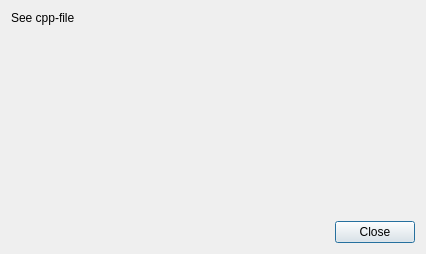
Qt form src/analyze/gui/aboutdialog.ui (catskul/tizen-heaptrack) before a commit.
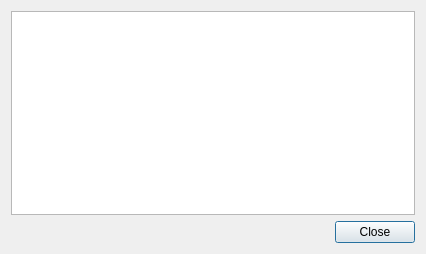
The same form after that commit.

Commit message: about dialog improved

Patch:
```diff
--- a/src/analyze/gui/aboutdialog.ui
+++ b/src/analyze/gui/aboutdialog.ui
@@ -12,8 +12,8 @@
   </property>
   <property name="minimumSize">
    <size>
-    <width>426</width>
-    <height>254</height>
+    <width>352</width>
+    <height>198</height>
    </size>
   </property>
   <property name="windowTitle">
@@ -24,16 +24,17 @@
   </property>
   <layout class="QVBoxLayout" name="verticalLayout">
    <item>
-    <widget class="QLabel" name="label">
-     <property name="text">
-      <string>&lt;html&gt;&lt;head/&gt;&lt;body&gt;&lt;p&gt;See cpp-file&lt;/p&gt;&lt;/body&gt;&lt;/html&gt;</string>
-     </property>
-     <property name="alignment">
-      <set>Qt::AlignLeading|Qt::AlignLeft|Qt::AlignTop</set>
-     </property>
-     <property name="wordWrap">
+    <widget class="QTextEdit" name="textEdit">
+     <property name="readOnly">
       <bool>true</bool>
      </property>
+     <property name="html">
+      <string>&lt;!DOCTYPE HTML PUBLIC &quot;-//W3C//DTD HTML 4.0//EN&quot; &quot;http://www.w3.org/TR/REC-html40/strict.dtd&quot;&gt;
+&lt;html&gt;&lt;head&gt;&lt;meta name=&quot;qrichtext&quot; content=&quot;1&quot; /&gt;&lt;style type=&quot;text/css&quot;&gt;
+p, li { white-space: pre-wrap; }
+&lt;/style&gt;&lt;/head&gt;&lt;body style=&quot; font-family:'MS Shell Dlg 2'; font-size:8.25pt; font-weight:400; font-style:normal;&quot;&gt;
+&lt;p style=&quot;-qt-paragraph-type:empty; margin-top:0px; margin-bottom:0px; margin-left:0px; margin-right:0px; -qt-block-indent:0; text-indent:0px;&quot;&gt;&lt;br /&gt;&lt;/p&gt;&lt;/body&gt;&lt;/html&gt;</string>
+     </property>
     </widget>
    </item>
    <item>
```
The commit also changes 1 other file.
